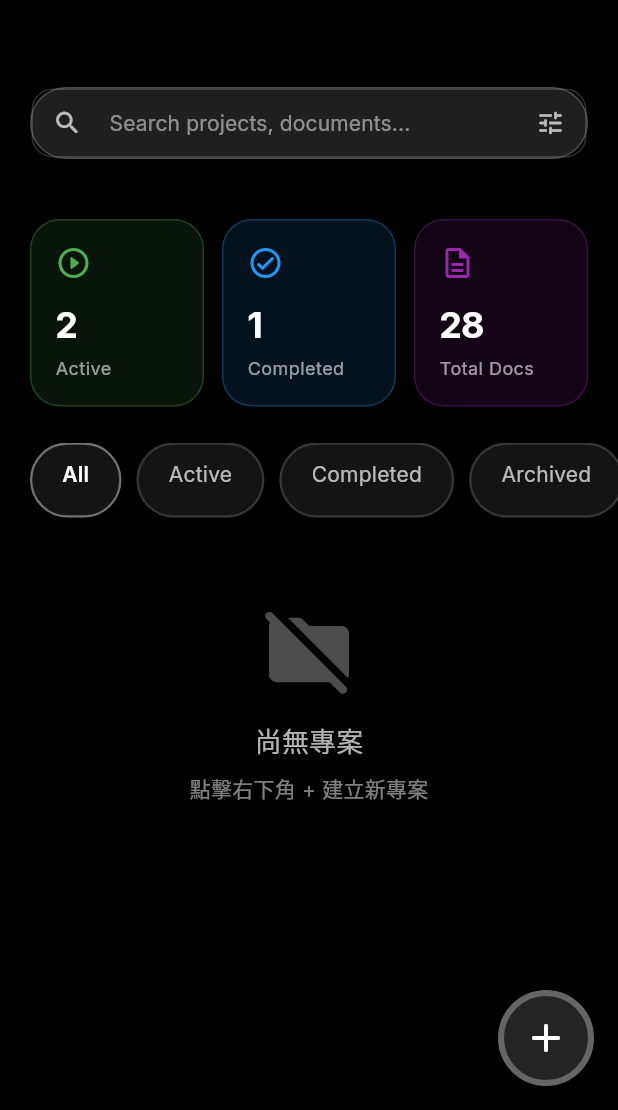
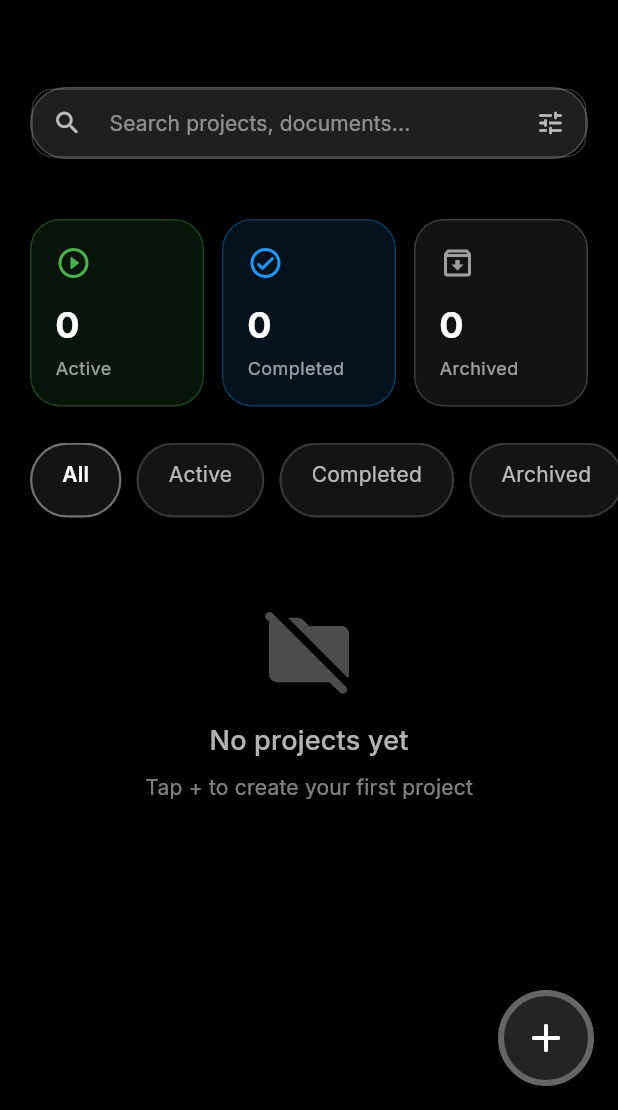
Before and after one commit to ghote-app/ghote, a Flutter app: the screen it shows once a user with an empty profile is signed in, on a phone screen of 412 x 824 dp, the part 126-1236 px from its top. Run offline on Flutter 3.47's test engine with Material 3 defaults, Android fonts, the phone set to English and light mode, and no system bars; our stand-ins replace cloud_firestore, file_picker, firebase_auth, firebase_core, firebase_storage, go_router and 3 more; missing offline and left inert: dart:html; accounts and stored records are empty.

Commit message:
feat(i18n+stats): English-only copy for project/upload flows; stats now reflect Firestore Active/Completed/Archived

```diff
--- a/lib/screens/dashboard_screen.dart
+++ b/lib/screens/dashboard_screen.dart
@@ -31,44 +31,7 @@ class ProjectItem {
   final String category;
 }
 
-final List<ProjectItem> _sampleProjects = <ProjectItem>[
-  const ProjectItem(
-    title: 'Machine Learning',
-    status: 'Active',
-    documentCount: 5,
-    lastUpdated: '2 days ago',
-    image: 'assets/AppIcon/Ghote_icon_black_background.png',
-    progress: 0.65,
-    category: 'Technology',
-  ),
-  const ProjectItem(
-    title: 'History 101',
-    status: 'Active',
-    documentCount: 3,
-    lastUpdated: '1 week ago',
-    image: 'assets/AppIcon/Ghote_icon_black_background.png',
-    progress: 0.45,
-    category: 'Education',
-  ),
-  const ProjectItem(
-    title: 'Physics Advanced',
-    status: 'Completed',
-    documentCount: 8,
-    lastUpdated: '3 days ago',
-    image: 'assets/AppIcon/Ghote_icon_black_background.png',
-    progress: 1.0,
-    category: 'Science',
-  ),
-  const ProjectItem(
-    title: 'Creative Writing',
-    status: 'Archived',
-    documentCount: 12,
-    lastUpdated: '1 month ago',
-    image: 'assets/AppIcon/Ghote_icon_black_background.png',
-    progress: 0.85,
-    category: 'Arts',
-  ),
-];
+// sample projects removed; now binding to Firestore only
 
 class DashboardScreen extends StatefulWidget {
   const DashboardScreen({super.key, this.userName, this.onLogout});
@@ -242,20 +205,38 @@ class _DashboardScreenState extends State<DashboardScreen> with SingleTickerProv
   }
 
   Widget _buildStatsSection() {
-    final filteredProjects = _getFilteredProjects();
-
+    final user = FirebaseAuth.instance.currentUser;
     return SliverToBoxAdapter(
       child: Padding(
         padding: const EdgeInsets.fromLTRB(20, 24, 20, 16),
-        child: Row(
-          children: <Widget>[
-            Expanded(child: _buildStatCard('Active', '${filteredProjects.where((p) => p.status == 'Active').length}', Icons.play_circle_outline_rounded, Colors.green)),
-            const SizedBox(width: 12),
-            Expanded(child: _buildStatCard('Completed', '${filteredProjects.where((p) => p.status == 'Completed').length}', Icons.check_circle_outline_rounded, Colors.blue)),
-            const SizedBox(width: 12),
-            Expanded(child: _buildStatCard('Total Docs', '${filteredProjects.fold(0, (sum, item) => sum + item.documentCount)}', Icons.description_outlined, Colors.purple)),
-          ],
-        ),
+        child: user == null
+            ? Row(
+                children: <Widget>[
+                  Expanded(child: _buildStatCard('Active', '0', Icons.play_circle_outline_rounded, Colors.green)),
+                  const SizedBox(width: 12),
+                  Expanded(child: _buildStatCard('Completed', '0', Icons.check_circle_outline_rounded, Colors.blue)),
+                  const SizedBox(width: 12),
+                  Expanded(child: _buildStatCard('Archived', '0', Icons.archive_outlined, Colors.grey)),
+                ],
+              )
+            : StreamBuilder<List<Project>>(
+                stream: ProjectService().watchProjectsByOwner(user.uid),
+                builder: (context, snapshot) {
+                  final projects = snapshot.data ?? <Project>[];
+                  final active = projects.where((p) => p.status == 'Active').length;
+                  final completed = projects.where((p) => p.status == 'Completed').length;
+                  final archived = projects.where((p) => p.status == 'Archived').length;
+                  return Row(
+                    children: <Widget>[
+                      Expanded(child: _buildStatCard('Active', '$active', Icons.play_circle_outline_rounded, Colors.green)),
+                      const SizedBox(width: 12),
+                      Expanded(child: _buildStatCard('Completed', '$completed', Icons.check_circle_outline_rounded, Colors.blue)),
+                      const SizedBox(width: 12),
+                      Expanded(child: _buildStatCard('Archived', '$archived', Icons.archive_outlined, Colors.grey)),
+                    ],
+                  );
+                },
+              ),
       ),
     );
   }
@@ -348,25 +329,7 @@ class _DashboardScreenState extends State<DashboardScreen> with SingleTickerProv
     );
   }
 
-  List<ProjectItem> _getFilteredProjects() {
-    List<ProjectItem> filtered = _sampleProjects;
-
-    // Apply status filter
-    if (_selectedFilter != 'All') {
-      filtered = filtered.where((project) => project.status == _selectedFilter).toList();
-    }
-
-    // Apply search filter
-    if (_searchController.text.isNotEmpty) {
-      final searchQuery = _searchController.text.toLowerCase();
-      filtered = filtered.where((project) {
-        return project.title.toLowerCase().contains(searchQuery) ||
-               project.category.toLowerCase().contains(searchQuery);
-      }).toList();
-    }
-
-    return filtered;
-  }
+  // legacy sample filtering removed; now stats and grid bind to Firestore
 
   Widget _buildProjectsGrid() {
     final screenHeight = MediaQuery.of(context).size.height;
@@ -382,7 +345,7 @@ class _DashboardScreenState extends State<DashboardScreen> with SingleTickerProv
             children: [
               Icon(Icons.login_rounded, size: 64, color: Colors.white.withValues(alpha: 0.3)),
               const SizedBox(height: 16),
-              Text('請先登入以查看專案', style: TextStyle(color: Colors.white.withValues(alpha: 0.7), fontSize: 18, fontWeight: FontWeight.w500)),
+              Text('Please sign in to view your projects', style: TextStyle(color: Colors.white.withValues(alpha: 0.7), fontSize: 18, fontWeight: FontWeight.w500)),
             ],
           ),
         ),
@@ -402,7 +365,7 @@ class _DashboardScreenState extends State<DashboardScreen> with SingleTickerProv
           if (snapshot.hasError) {
             return Padding(
               padding: const EdgeInsets.all(40),
-              child: Text('載入專案錯誤：${snapshot.error}', style: const TextStyle(color: Colors.white70)),
+              child: Text('Failed to load projects: ${snapshot.error}', style: const TextStyle(color: Colors.white70)),
             );
           }
           var projects = snapshot.data ?? <Project>[];
@@ -425,9 +388,9 @@ class _DashboardScreenState extends State<DashboardScreen> with SingleTickerProv
                 children: [
                   Icon(Icons.folder_off_rounded, size: 64, color: Colors.white.withValues(alpha: 0.3)),
                   const SizedBox(height: 16),
-                  Text('尚無專案', style: TextStyle(color: Colors.white.withValues(alpha: 0.7), fontSize: 18, fontWeight: FontWeight.w500)),
+                  Text('No projects yet', style: TextStyle(color: Colors.white.withValues(alpha: 0.7), fontSize: 18, fontWeight: FontWeight.w500)),
                   const SizedBox(height: 8),
-                  Text('點擊右下角 + 建立新專案', style: TextStyle(color: Colors.white.withValues(alpha: 0.5), fontSize: 14)),
+                  Text('Tap + to create your first project', style: TextStyle(color: Colors.white.withValues(alpha: 0.5), fontSize: 14)),
                 ],
               ),
             );
@@ -542,14 +505,14 @@ class _DashboardScreenState extends State<DashboardScreen> with SingleTickerProv
                       child: const Icon(Icons.add_rounded, color: Colors.white, size: 20),
                     ),
                     const SizedBox(width: 10),
-                    const Text('建立或新增', style: TextStyle(color: Colors.white, fontSize: 16, fontWeight: FontWeight.w600)),
+                    const Text('Create or add', style: TextStyle(color: Colors.white, fontSize: 16, fontWeight: FontWeight.w600)),
                   ],
                 ),
                 const SizedBox(height: 12),
                 _fabAction(
                   icon: Icons.create_new_folder_rounded,
-                  title: '建立新專案',
-                  subtitle: '為你的學習材料建立容器',
+                  title: 'Create project',
+                  subtitle: 'Create a container for your study materials',
                   color: Colors.blue,
                   onTap: () async {
                     Navigator.pop(context);
@@ -559,8 +522,8 @@ class _DashboardScreenState extends State<DashboardScreen> with SingleTickerProv
                 const SizedBox(height: 10),
                 _fabAction(
                   icon: Icons.file_upload_rounded,
-                  title: '上傳檔案到專案',
-                  subtitle: '未來將自動偵測主題並命名',
+                  title: 'Upload files to project',
+                  subtitle: 'AI auto-naming by topic coming soon',
                   color: Colors.purple,
                   onTap: () async {
                     Navigator.pop(context);
@@ -633,20 +596,20 @@ class _DashboardScreenState extends State<DashboardScreen> with SingleTickerProv
       context: context,
       builder: (context) => AlertDialog(
         backgroundColor: Colors.black,
-        title: const Text('建立新專案', style: TextStyle(color: Colors.white)),
+        title: const Text('Create project', style: TextStyle(color: Colors.white)),
         content: Column(
           mainAxisSize: MainAxisSize.min,
           children: <Widget>[
             TextField(
               controller: nameController,
               style: const TextStyle(color: Colors.white),
-              decoration: const InputDecoration(hintText: '專案名稱', hintStyle: TextStyle(color: Colors.white54)),
+              decoration: const InputDecoration(hintText: 'Project title', hintStyle: TextStyle(color: Colors.white54)),
             ),
             const SizedBox(height: 12),
             TextField(
               controller: categoryController,
               style: const TextStyle(color: Colors.white),
-              decoration: const InputDecoration(hintText: '分類（可選）', hintStyle: TextStyle(color: Colors.white54)),
+              decoration: const InputDecoration(hintText: 'Category (optional)', hintStyle: TextStyle(color: Colors.white54)),
             ),
             const SizedBox(height: 12),
             DropdownButtonFormField<String>(
@@ -654,12 +617,12 @@ class _DashboardScreenState extends State<DashboardScreen> with SingleTickerProv
               value: status,
               items: statusOptions.map((e) => DropdownMenuItem(value: e, child: Text(e, style: const TextStyle(color: Colors.white)))).toList(),
               onChanged: (v) => status = v ?? 'Active',
-              decoration: const InputDecoration(hintText: '狀態', hintStyle: TextStyle(color: Colors.white54)),
+              decoration: const InputDecoration(hintText: 'Status', hintStyle: TextStyle(color: Colors.white54)),
             ),
           ],
         ),
         actions: [
-          TextButton(onPressed: () => Navigator.of(context).pop(), child: const Text('取消')),
+          TextButton(onPressed: () => Navigator.of(context).pop(), child: const Text('Cancel')),
           TextButton(
             onPressed: () async {
               final title = nameController.text.trim();
@@ -682,10 +645,10 @@ class _DashboardScreenState extends State<DashboardScreen> with SingleTickerProv
               await ProjectService().createProject(project);
               if (mounted) Navigator.of(context).pop();
               if (mounted) {
-                ScaffoldMessenger.of(context).showSnackBar(const SnackBar(content: Text('專案已建立')));
+                ScaffoldMessenger.of(context).showSnackBar(const SnackBar(content: Text('Project created')));
               }
             },
-            child: const Text('建立'),
+            child: const Text('Create'),
           ),
         ],
       ),
@@ -702,7 +665,7 @@ class _DashboardScreenState extends State<DashboardScreen> with SingleTickerProv
       final user = FirebaseAuth.instance.currentUser;
       if (user == null) {
         if (!mounted) return;
-        ScaffoldMessenger.of(context).showSnackBar(const SnackBar(content: Text('請先登入')));
+      ScaffoldMessenger.of(context).showSnackBar(const SnackBar(content: Text('Please sign in first')));
         return;
       }
       final subscription = await SubscriptionService().getUserSubscription(user.uid);
@@ -742,10 +705,10 @@ class _DashboardScreenState extends State<DashboardScreen> with SingleTickerProv
         await projectService.addFileMetadata(projectId, meta);
       }
       if (!mounted) return;
-      ScaffoldMessenger.of(context).showSnackBar(SnackBar(content: Text('已上傳 ${result.files.length} 個檔案')));
+      ScaffoldMessenger.of(context).showSnackBar(SnackBar(content: Text('Uploaded ${result.files.length} file(s)')));
     } catch (e) {
       if (!mounted) return;
-      ScaffoldMessenger.of(context).showSnackBar(SnackBar(content: Text('上傳失敗：$e')));
+      ScaffoldMessenger.of(context).showSnackBar(SnackBar(content: Text('Upload failed: $e')));
     }
   }
 
@@ -778,15 +741,15 @@ class _DashboardScreenState extends State<DashboardScreen> with SingleTickerProv
       context: context,
       builder: (context) => AlertDialog(
         backgroundColor: Colors.black,
-        title: const Text('輸入 Project ID', style: TextStyle(color: Colors.white)),
+        title: const Text('Enter Project ID', style: TextStyle(color: Colors.white)),
         content: TextField(
           controller: controller,
           style: const TextStyle(color: Colors.white),
           decoration: const InputDecoration(hintText: 'projectId', hintStyle: TextStyle(color: Colors.white54)),
         ),
         actions: [
-          TextButton(onPressed: () => Navigator.of(context).pop(null), child: const Text('取消')),
-          TextButton(onPressed: () => Navigator.of(context).pop(controller.text.trim()), child: const Text('確定')),
+          TextButton(onPressed: () => Navigator.of(context).pop(null), child: const Text('Cancel')),
+          TextButton(onPressed: () => Navigator.of(context).pop(controller.text.trim()), child: const Text('OK')),
         ],
       ),
     );
```
